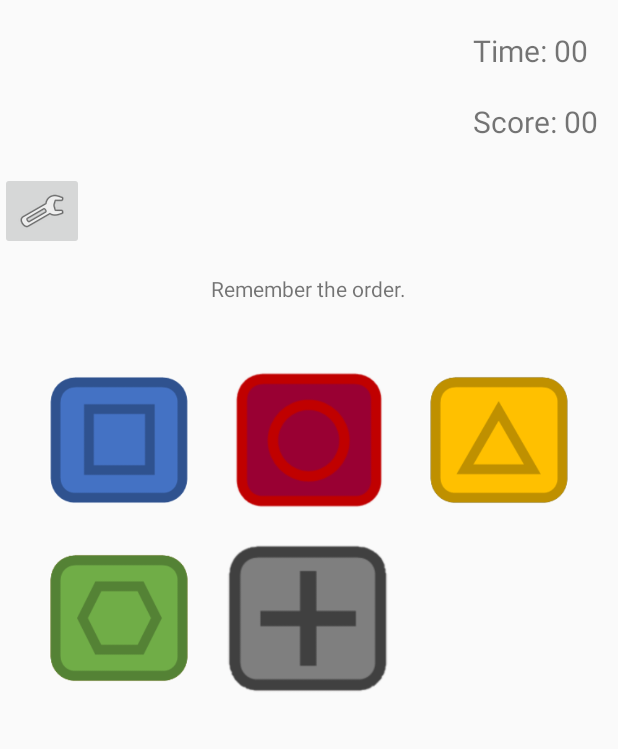
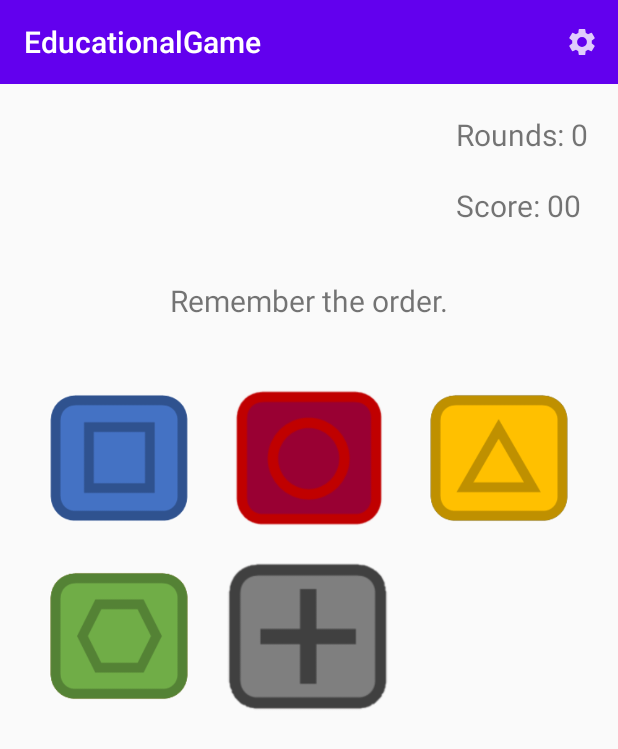
Before and after one commit to besttodd/EducationalGame, an Android app: the MemoryActivity screen opened directly, with no data from a screen before it, on a phone screen of 412 x 824 dp. Shown: the top 749 px of the screen. Run offline under Robolectric (Android 15) with nearby library versions, the phone set to English and light mode, and no system bars; pictures from the network do not load; 3 statements that could not run were skipped.

Commit message:
Memory game - working  - needs delays between same tile and starting  - hide/display number tiles  - import tile images

```diff
--- a/app/src/main/java/au/edu/jcu/cp3406/educationalgame/HigherLowerGameActivity.java
+++ b/app/src/main/java/au/edu/jcu/cp3406/educationalgame/HigherLowerGameActivity.java
@@ -145,6 +145,7 @@ public class HigherLowerGameActivity extends BaseActivity implements StateListen
                 intent = new Intent(this, ResultsActivity.class);
                 intent.putExtra("difficulty", level);
                 intent.putExtra("score", game.getScore());
+                intent.putExtra("game", Game.MATHS);
                 startActivity(intent);
                 break;
         }
--- a/app/src/main/java/au/edu/jcu/cp3406/educationalgame/MemoryActivity.java
+++ b/app/src/main/java/au/edu/jcu/cp3406/educationalgame/MemoryActivity.java
@@ -1,5 +1,6 @@
 package au.edu.jcu.cp3406.educationalgame;
 
+import androidx.appcompat.widget.Toolbar;
 import androidx.fragment.app.Fragment;
 import androidx.fragment.app.FragmentManager;
 import androidx.fragment.app.FragmentTransaction;
@@ -9,9 +10,12 @@ import android.content.Intent;
 import android.os.Bundle;
 import android.os.Handler;
 import android.util.Log;
+import android.view.Menu;
+import android.view.MenuItem;
 import android.view.View;
 import android.widget.AdapterView;
 import android.widget.GridView;
+import android.widget.TextView;
 import android.widget.Toast;
 
 import java.util.ArrayList;
@@ -19,9 +23,11 @@ import java.util.Iterator;
 import java.util.List;
 
 public class MemoryActivity extends BaseActivity implements StateListener {
+    static int POINTS_CORRECT = 10;
     private StateListener listener;
     private Context context;
     private Difficulty level;
+    private SoundManager soundManager;
     private Tile[] tiles =
      {new Tile(R.drawable.square), new Tile(R.drawable.circle), new Tile(R.drawable.triangle), new Tile(R.drawable.hexagon), new Tile(R.drawable.plus)};
     //TileManager tileManager;
@@ -32,6 +38,7 @@ public class MemoryActivity extends BaseActivity implements StateListener {
     private TileAdapter tileAdapter;
     private GridView gridView;
     private Fragment settingsFragment;
+    private int rounds;
 
     List<Integer> sequence;
     List<Integer> answers;
@@ -41,11 +48,16 @@ public class MemoryActivity extends BaseActivity implements StateListener {
     protected void onCreate(Bundle savedInstanceState) {
         super.onCreate(savedInstanceState);
         setContentView(R.layout.activity_memory);
+        Toolbar toolbar = findViewById(R.id.toolbar);
+        setSupportActionBar(toolbar);
 
         //tileManager = new TileManager(this.getAssets(), "Shapes");
         //tiles = tileManager.getTiles();
+        TextView roundsDisplay = findViewById(R.id.timeDisplay);
 
         listener = (StateListener) context;
+
+        soundManager = ((SoundManager) getApplication());
 
         FragmentManager fm = getSupportFragmentManager();
         settingsFragment = fm.findFragmentById(R.id.settingsFragment);
@@ -55,9 +67,12 @@ public class MemoryActivity extends BaseActivity implements StateListener {
         tileAdapter = new TileAdapter(this, tiles);
         gridView.setAdapter(tileAdapter);
 
+        roundsDisplay.setText(String.format("Rounds: %s", rounds));
+
         level = (Difficulty) getIntent().getSerializableExtra("difficulty");
         sequence = memoryGame.newGame(level);
         answers = new ArrayList<>();
+        rounds = 0;
         playSequence();
 
         gridView.setOnItemClickListener(new AdapterView.OnItemClickListener() {
@@ -66,6 +81,7 @@ public class MemoryActivity extends BaseActivity implements StateListener {
                 Tile tile = tiles[position];
                 tiles[previous[0]].lightOff();
                 tile.lightUp();
+                soundManager.playSound(3);
                 answers.add(position);
                 previous[0] = position;
 
@@ -80,7 +96,26 @@ public class MemoryActivity extends BaseActivity implements StateListener {
         });
     }
 
+    @Override
+    public boolean onCreateOptionsMenu(Menu menu) {
+        getMenuInflater().inflate(R.menu.menu_settings, menu);
+        return super.onCreateOptionsMenu(menu);
+    }
+
+    @Override
+    public boolean onOptionsItemSelected(MenuItem item) {
+        switch (item.getItemId()) {
+            case R.id.action_open_settings:
+                showFragment(settingsFragment);
+                return true;
+            default:
+                return super.onOptionsItemSelected(item);
+        }
+    }
+
     public void onUpdate(State state, Difficulty level) {
+        TextView score = findViewById(R.id.scoreDisplay);
+        TextView roundsDisplay = findViewById(R.id.timeDisplay);
         Intent intent;
 
         switch (state) {
@@ -93,7 +128,10 @@ public class MemoryActivity extends BaseActivity implements StateListener {
                 break;
             case CONTINUE:
                 Toast.makeText(getBaseContext(), "YOU GOT IT\nKeep Going!", Toast.LENGTH_SHORT).show();
-                //update score
+                memoryGame.setScore(POINTS_CORRECT);
+                score.setText(String.format("Score: %s", Integer.toString(memoryGame.getScore())));
+                rounds++;
+                roundsDisplay.setText(String.format("Rounds: %s", rounds));
                 sequence = memoryGame.createSequence(answers.size());
                 answers = new ArrayList<>();
                 playSequence();
@@ -121,8 +159,9 @@ public class MemoryActivity extends BaseActivity implements StateListener {
                     tiles[previous[0]].lightOff();
                     previous[0] = iterator.next();
                     tiles[previous[0]].lightUp();
+                    soundManager.playSound(3);
                     gridView.setAdapter(tileAdapter);
-                    handler.postDelayed(this, 1200);
+                    handler.postDelayed(this, memoryGame.getSpeed());
                 } else {
                     tiles[previous[0]].lightOff();
                     gridView.setAdapter(tileAdapter);
@@ -131,10 +170,6 @@ public class MemoryActivity extends BaseActivity implements StateListener {
             }
         });
         Log.i("Sequence", String.valueOf(sequence));
-    }
-
-    public void settingsClicked(View view) {
-        showFragment(settingsFragment);
     }
 
     public void showFragment(Fragment fragment) {
--- a/app/src/main/java/au/edu/jcu/cp3406/educationalgame/SoundManager.java
+++ b/app/src/main/java/au/edu/jcu/cp3406/educationalgame/SoundManager.java
@@ -14,7 +14,7 @@ public class SoundManager extends Application {
     private boolean loaded;
 
     public SoundManager() {
-        sounds = new int[3];
+        sounds = new int[4];
         soundOn = 1;
         musicOn = true;
         streamId = -1;
@@ -41,6 +41,7 @@ public class SoundManager extends Application {
     }
 
     private void loadSounds(Context context) {
+        sounds[3] = soundPool.load(context, R.raw.light_up, 0);
         sounds[2] = soundPool.load(context, R.raw.as_time_passes_zapsplat, 0);
         sounds[1] = soundPool.load(context, R.raw.correct, 0);
         sounds[0] = soundPool.load(context, R.raw.incorrect, 0);
@@ -51,7 +52,7 @@ public class SoundManager extends Application {
     }
 
     void playMusic() {
-        streamId = soundPool.play(sounds[2], 1, 1, 1, 5, 1);
+        streamId = soundPool.play(sounds[2], 1, 1, 1, 6, 1);
     }
 
     void muteUnMuteSound() {
--- a/app/src/main/res/layout/activity_memory.xml
+++ b/app/src/main/res/layout/activity_memory.xml
@@ -1,6 +1,5 @@
 <?xml version="1.0" encoding="utf-8"?>
 <FrameLayout xmlns:android="http://schemas.android.com/apk/res/android"
-    xmlns:app="http://schemas.android.com/apk/res-auto"
     xmlns:tools="http://schemas.android.com/tools"
     android:layout_width="match_parent"
     android:layout_height="match_parent"
@@ -11,29 +10,24 @@
         android:layout_height="match_parent"
         android:orientation="vertical">
 
+        <include
+            android:id="@+id/toolbar"
+            layout="@layout/toolbar_main" />
+
         <fragment
             android:id="@+id/timeAndScore"
             android:name="au.edu.jcu.cp3406.educationalgame.StatusFragment"
             android:layout_width="wrap_content"
             android:layout_height="wrap_content"
-            android:layout_gravity="end"/>
-
-        <ImageButton
-            android:id="@+id/imageButton"
-            android:layout_width="wrap_content"
-            android:layout_height="wrap_content"
-            android:contentDescription="@string/settings_button"
-            android:onClick="settingsClicked"
-            app:srcCompat="@android:drawable/ic_menu_preferences"
-            tools:layout_editor_absoluteX="16dp"
-            tools:layout_editor_absoluteY="16dp" />
+            android:layout_gravity="end" />
 
         <TextView
             android:layout_width="wrap_content"
             android:layout_height="wrap_content"
             android:layout_gravity="center"
             android:layout_margin="16dp"
-            android:text="@string/remember_the_order" />
+            android:text="@string/remember_the_order"
+            android:textSize="20sp" />
 
         <GridView
             android:id="@+id/gridView"
```
Also changed, not shown: app/src/main/java/au/edu/jcu/cp3406/educationalgame/DBHelper.java (+8 -3 lines), app/src/main/java/au/edu/jcu/cp3406/educationalgame/MemoryGame.java (+10 -4 lines), app/src/main/java/au/edu/jcu/cp3406/educationalgame/ResultsActivity.java (+15 -10 lines), app/src/main/java/au/edu/jcu/cp3406/educationalgame/ScoresActivity.java (+12 -3 lines), app/src/main/java/au/edu/jcu/cp3406/educationalgame/ScoresAdapter.java (+6 -1 lines), app/src/main/res/layout/highscoreslayout.xml (+8 -0 lines), 1 other file.
